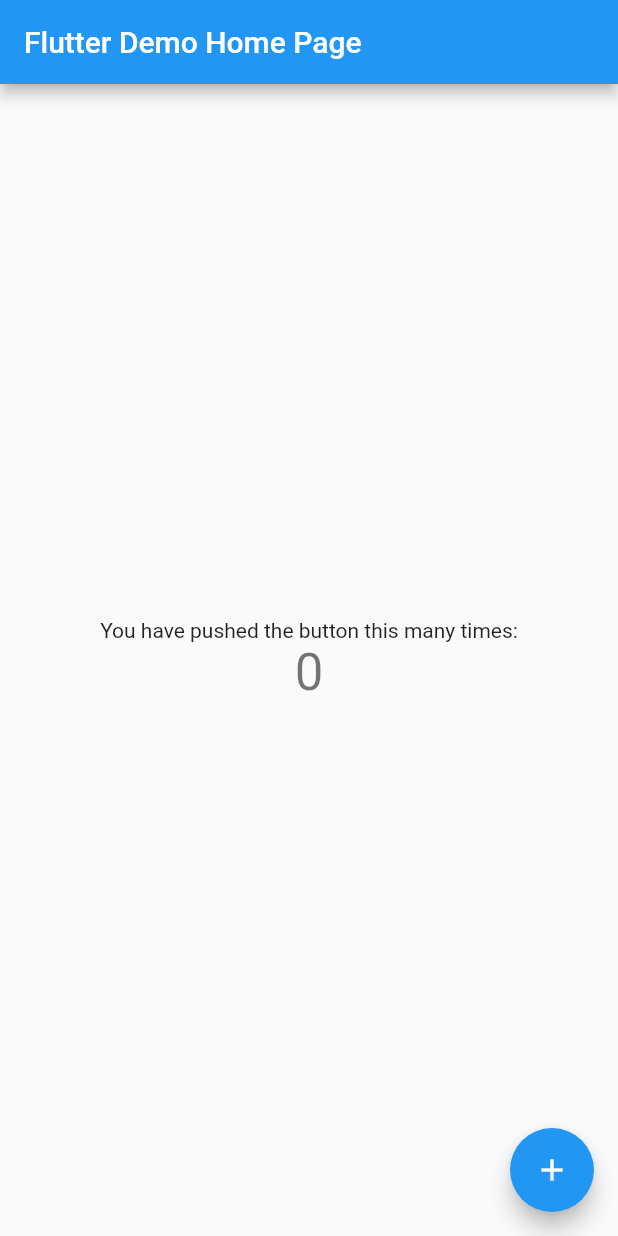
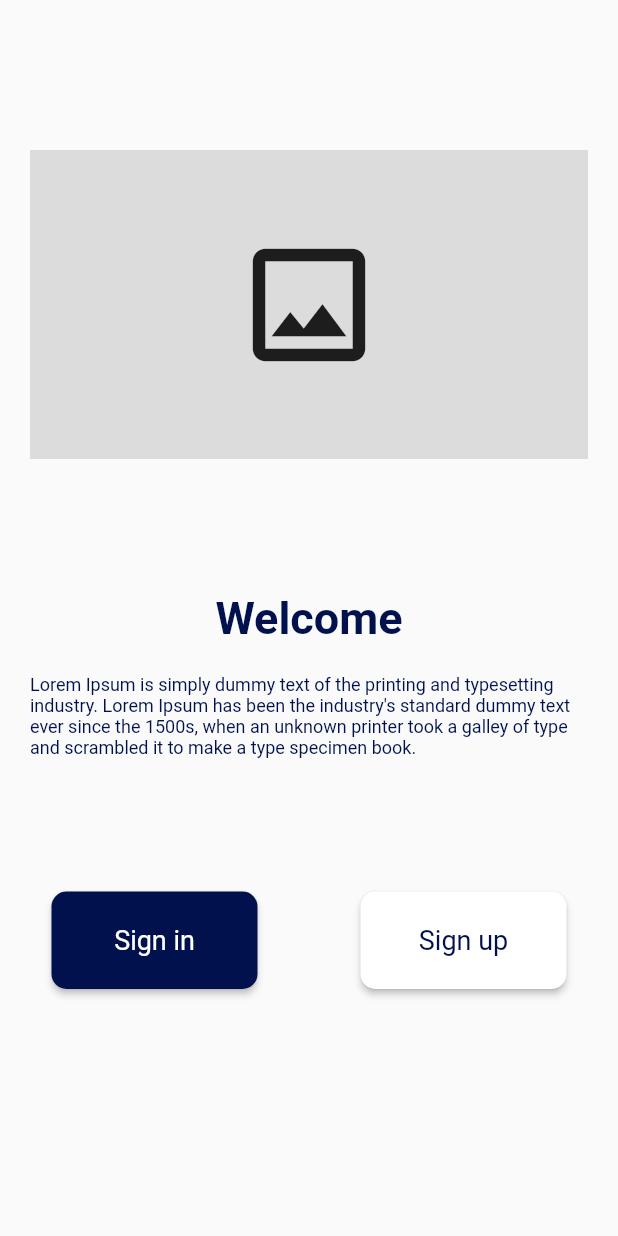
Before and after one commit to Mrvsolutions/Danini, a Flutter app: the screen it shows after launch, on a phone screen of 412 x 824 dp. Run offline on Flutter 3.47's test engine with Material 2 defaults, Android fonts, the phone set to English and light mode, and no system bars.

Commit message:
create welcome screen

```diff
--- /dev/null
+++ b/lib/Comman/ColorFile.dart
@@ -0,0 +1,3 @@
+import 'package:flutter/material.dart';
+
+const Color_blue_text = Color(0xFF00114d);
--- /dev/null
+++ b/lib/Comman/stringfile.dart
@@ -0,0 +1,2 @@
+const String StrWelcomeDesription =
+    "Lorem Ipsum is simply dummy text of the printing and typesetting industry. Lorem Ipsum has been the industry's standard dummy text ever since the 1500s, when an unknown printer took a galley of type and scrambled it to make a type specimen book.";
--- /dev/null
+++ b/lib/Screen/MyWelcomePage.dart
@@ -0,0 +1,107 @@
+import 'package:danini/Comman/ColorFile.dart';
+import 'package:danini/Comman/stringfile.dart';
+import 'package:flutter/cupertino.dart';
+import 'package:flutter/material.dart';
+
+class MyWelcomePage extends StatefulWidget {
+  MyWelcomePage({Key? key, required this.title}) : super(key: key);
+
+  final String title;
+
+  @override
+  _MyWelcomePageState createState() => _MyWelcomePageState();
+}
+
+class _MyWelcomePageState extends State<MyWelcomePage> {
+  @override
+  Widget build(BuildContext context) {
+    return Scaffold(
+      body: Center(
+        child: Column(
+          children: <Widget>[
+            Padding(
+              padding: const EdgeInsets.fromLTRB(20, 100, 20, 20),
+              child: Container(
+                height: MediaQuery.of(context).size.height / 4,
+                width: MediaQuery.of(context).size.width,
+                color: Colors.black12,
+                child: Icon(
+                  Icons.image_outlined,
+                  size: 100,
+                ),
+              ),
+            ),
+            SizedBox(
+              height: MediaQuery.of(context).size.height / 12,
+            ),
+            Text(
+              "Welcome",
+              style: TextStyle(
+                  color: Color_blue_text,
+                  fontSize: 30,
+                  fontWeight: FontWeight.bold),
+            ),
+            Padding(
+              padding: const EdgeInsets.all(20),
+              child: Text(
+                StrWelcomeDesription,
+                style: TextStyle(
+                    color: Color_blue_text,
+                    fontSize: 12,
+                    fontWeight: FontWeight.w400),
+              ),
+            ),
+            SizedBox(
+              height: MediaQuery.of(context).size.height / 12,
+            ),
+            Row(
+              mainAxisAlignment: MainAxisAlignment.spaceAround,
+              children: <Widget>[
+                Container(
+                  child: SizedBox(
+                    height: 65,
+                    width: MediaQuery.of(context).size.width / 3,
+                    child: RaisedButton(
+                      onPressed: () {},
+                      child: Text(
+                        "Sign in",
+                        style: TextStyle(
+                            color: Colors.white,
+                            fontWeight: FontWeight.w400,
+                            fontSize: 18),
+                      ),
+                      color: Color_blue_text,
+                      shape: new RoundedRectangleBorder(
+                        borderRadius: new BorderRadius.circular(10.0),
+                      ),
+                    ),
+                  ),
+                ),
+                Container(
+                  child: SizedBox(
+                    height: 65,
+                    width: MediaQuery.of(context).size.width / 3,
+                    child: RaisedButton(
+                      onPressed: () {},
+                      child: Text(
+                        "Sign up",
+                        style: TextStyle(
+                            color: Color_blue_text,
+                            fontWeight: FontWeight.w400,
+                            fontSize: 18),
+                      ),
+                      color: Colors.white,
+                      shape: new RoundedRectangleBorder(
+                        borderRadius: new BorderRadius.circular(10.0),
+                      ),
+                    ),
+                  ),
+                ),
+              ],
+            ),
+          ],
+        ),
+      ),
+    );
+  }
+}
--- a/lib/main.dart
+++ b/lib/main.dart
@@ -1,3 +1,4 @@
+import 'package:danini/Screen/MyWelcomePage.dart';
 import 'package:flutter/material.dart';
 
 void main() {
@@ -9,105 +10,11 @@ class MyApp extends StatelessWidget {
   @override
   Widget build(BuildContext context) {
     return MaterialApp(
-      title: 'Flutter Demo',
+      title: 'Danini',
       theme: ThemeData(
-        // This is the theme of your application.
-        //
-        // Try running your application with "flutter run". You'll see the
-        // application has a blue toolbar. Then, without quitting the app, try
-        // changing the primarySwatch below to Colors.green and then invoke
-        // "hot reload" (press "r" in the console where you ran "flutter run",
-        // or simply save your changes to "hot reload" in a Flutter IDE).
-        // Notice that the counter didn't reset back to zero; the application
-        // is not restarted.
         primarySwatch: Colors.blue,
       ),
-      home: MyHomePage(title: 'Flutter Demo Home Page'),
+      home: MyWelcomePage(title: 'Danini'),
     );
   }
 }
-
-class MyHomePage extends StatefulWidget {
-  MyHomePage({Key? key, required this.title}) : super(key: key);
-
-  // This widget is the home page of your application. It is stateful, meaning
-  // that it has a State object (defined below) that contains fields that affect
-  // how it looks.
-
-  // This class is the configuration for the state. It holds the values (in this
-  // case the title) provided by the parent (in this case the App widget) and
-  // used by the build method of the State. Fields in a Widget subclass are
-  // always marked "final".
-
-  final String title;
-
-  @override
-  _MyHomePageState createState() => _MyHomePageState();
-}
-
-class _MyHomePageState extends State<MyHomePage> {
-  int _counter = 0;
-
-  void _incrementCounter() {
-    setState(() {
-      // This call to setState tells the Flutter framework that something has
-      // changed in this State, which causes it to rerun the build method below
-      // so that the display can reflect the updated values. If we changed
-      // _counter without calling setState(), then the build method would not be
-      // called again, and so nothing would appear to happen.
-      _counter++;
-    });
-  }
-
-  @override
-  Widget build(BuildContext context) {
-    // This method is rerun every time setState is called, for instance as done
-    // by the _incrementCounter method above.
-    //
-    // The Flutter framework has been optimized to make rerunning build methods
-    // fast, so that you can just rebuild anything that needs updating rather
-    // than having to individually change instances of widgets.
-    return Scaffold(
-      appBar: AppBar(
-        // Here we take the value from the MyHomePage object that was created by
-        // the App.build method, and use it to set our appbar title.
-        title: Text(widget.title),
-      ),
-      body: Center(
-        // Center is a layout widget. It takes a single child and positions it
-        // in the middle of the parent.
-        child: Column(
-          // Column is also a layout widget. It takes a list of children and
-          // arranges them vertically. By default, it sizes itself to fit its
-          // children horizontally, and tries to be as tall as its parent.
-          //
-          // Invoke "debug painting" (press "p" in the console, choose the
-          // "Toggle Debug Paint" action from the Flutter Inspector in Android
-          // Studio, or the "Toggle Debug Paint" command in Visual Studio Code)
-          // to see the wireframe for each widget.
-          //
-          // Column has various properties to control how it sizes itself and
-          // how it positions its children. Here we use mainAxisAlignment to
-          // center the children vertically; the main axis here is the vertical
-          // axis because Columns are vertical (the cross axis would be
-          // horizontal).
-          mainAxisAlignment: MainAxisAlignment.center,
-          children: <Widget>[
-            Text(
-              'You have pushed the button this many times:',
-            ),
-            Text(
-              '$_counter',
-              style: Theme.of(context).textTheme.headline4,
-            ),
-          ],
-        ),
-      ),
-      floatingActionButton: FloatingActionButton(
-        onPressed: _incrementCounter,
-        tooltip: 'Increment',
-        child: Icon(Icons.add),
-      ), // This trailing comma makes auto-formatting nicer for build methods.
-    );
-  }
-}
```
